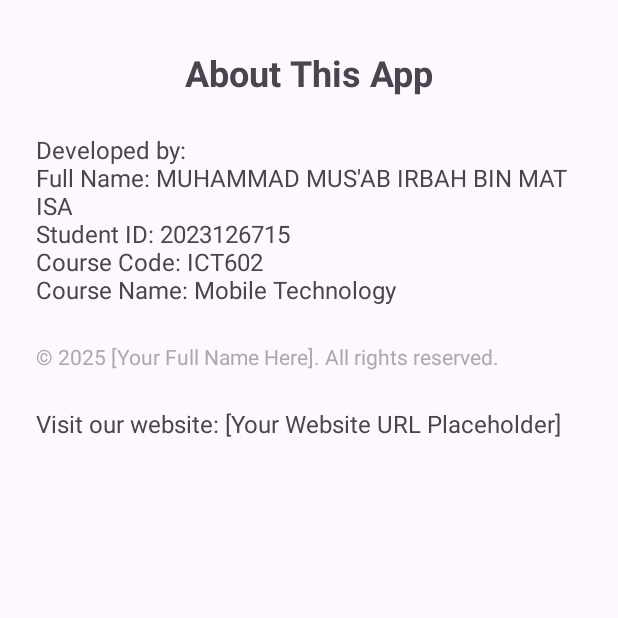
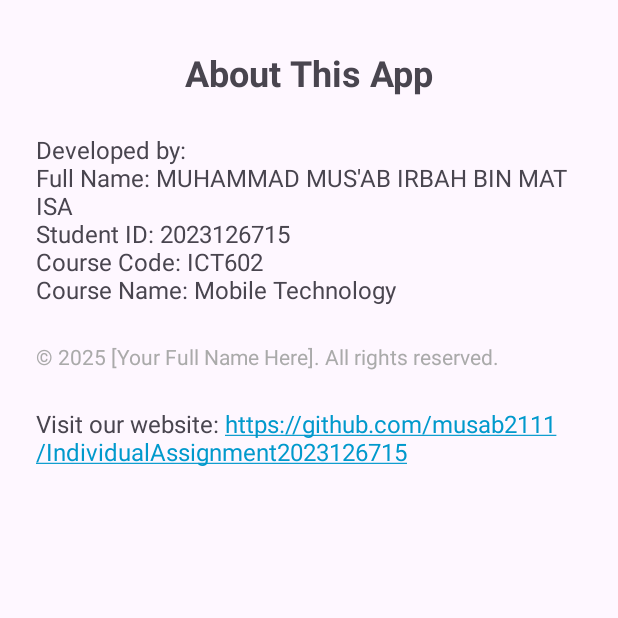
Before and after one commit to musab2111/IndividualAssignment2023126715, an Android app: the AboutActivity screen opened directly, with no data from a screen before it, on a phone screen of 412 x 824 dp, the top half of it. Run offline under Robolectric (Android 15) with nearby library versions, the phone set to English and light mode, and no system bars.

Commit message:
initial commit

```diff
--- a/app/src/main/res/layout/activity_about.xml
+++ b/app/src/main/res/layout/activity_about.xml
@@ -49,7 +49,7 @@
         android:layout_height="wrap_content"
         android:layout_marginHorizontal="24dp"
         android:layout_marginTop="24dp"
-        android:text="Visit our website: [Your Website URL Placeholder]"
+        android:text="Visit our website: https://github.com/musab2111/IndividualAssignment2023126715"
         android:autoLink="web"
         android:textColorLink="@android:color/holo_blue_dark"
         android:textSize="16sp"
```
Also changed, not shown: 2 other files.
